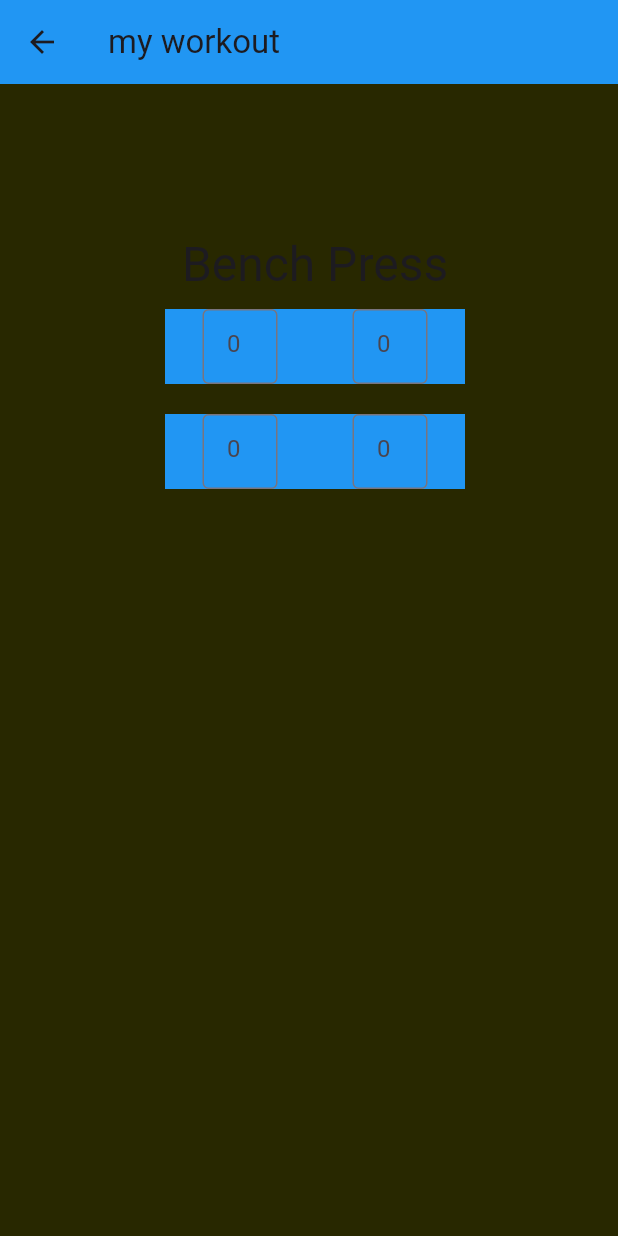
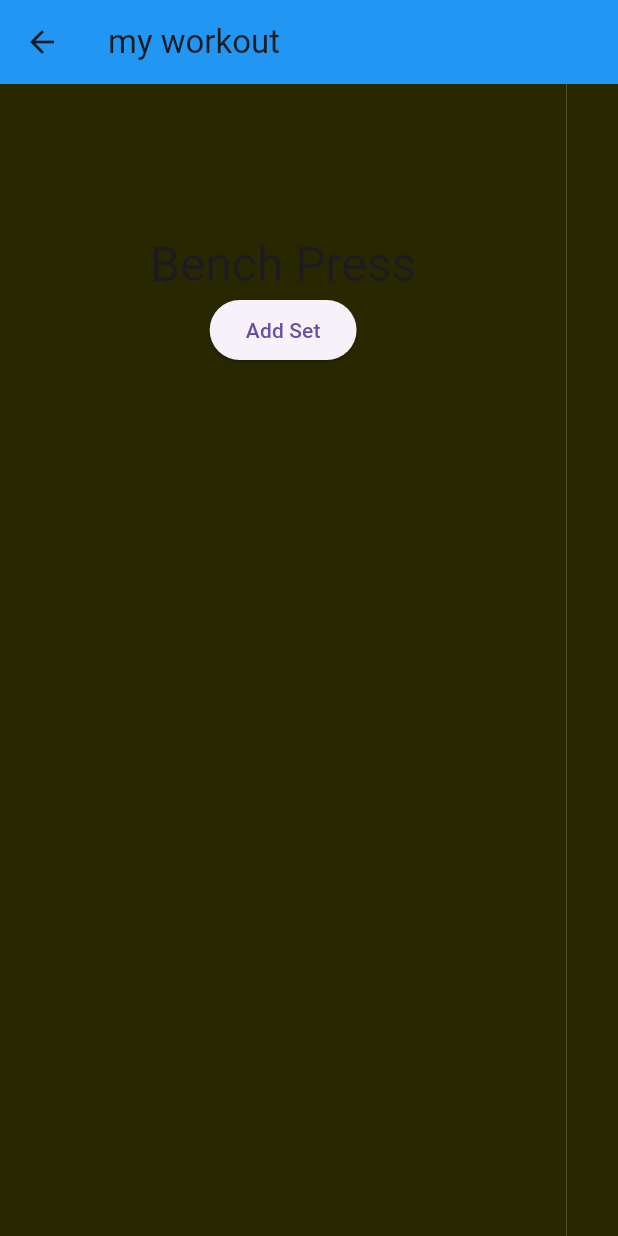
Before and after one commit to LucasSlunt/flutter_application_attempt_2, a Flutter app: the CurrentWorkoutScreen screen opened directly, on a phone screen of 412 x 824 dp. Run offline on Flutter 3.47's test engine with Material 3 defaults, Android fonts, the phone set to English and light mode, and no system bars.

Commit message:
add set button adds a set to the exercise

```diff
--- a/lib/data/active_exercise.dart
+++ b/lib/data/active_exercise.dart
@@ -25,10 +25,10 @@ class ActiveExercise {
 
   addSet(){
     if (statType == ExerciseStatType.reps){
-      sets.add(new ReppedSet());
+      sets.add(ReppedSet());
     }
     else if (statType == ExerciseStatType.timed){
-      sets.add(new TimedSet());
+      sets.add(TimedSet());
     }
   }
 
--- a/lib/data/current_workout_manager.dart
+++ /dev/null
@@ -1,3 +0,0 @@
-class CurrentWorkoutManager {
-  //manages the UI for a current workout
-}
--- a/lib/main.dart
+++ b/lib/main.dart
@@ -97,14 +97,29 @@ class ExerciseWidget extends StatelessWidget{
     return Column(
       children: [
         Text(exercise.name, style: Theme.of(context).textTheme.headlineLarge),
-        ReppedSetWidget(),
-        ReppedSetWidget(),
-
+        AddSetWidget(exercise: exercise),
       ],
     );
   }
 }
 
+class AddSetWidget extends StatelessWidget{
+  final ActiveExercise exercise;
+  const AddSetWidget({super.key, required this.exercise});
+
+  @override
+  Widget build(BuildContext context) {
+    return ElevatedButton(
+      child: Text("Add Set"),
+      onPressed: () {
+        print("add set pressed");
+        exercise.addSet();
+      }
+
+      );
+  }
+
+}
 class ReppedSetWidget extends StatefulWidget{
 
   const ReppedSetWidget({super.key});
```
